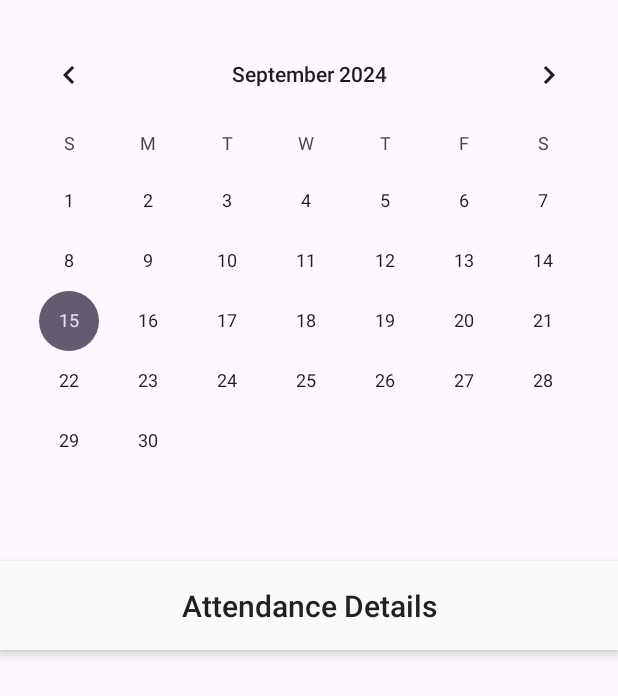
After one commit to itsme3030/Hostel-Management-App, an Android app: the FoodAttendance screen opened directly, with no data from a screen before it, on a phone screen of 412 x 824 dp. The commit adds this screen. Shown: the top 696 px of the screen. Run offline under Robolectric (Android 15) with nearby library versions, the light colour scheme and no system bars; our stand-ins replace Firebase (no records; nobody signed in at launch, a user with empty details on screens opened directly).

Commit message:
food schedule history of student from student side

```diff
--- a/app/src/main/AndroidManifest.xml
+++ b/app/src/main/AndroidManifest.xml
@@ -12,6 +12,9 @@
         android:supportsRtl="true"
         android:theme="@style/Theme.HostelHomes"
         tools:targetApi="31">
+        <activity
+            android:name=".FoodAttendance"
+            android:exported="false" />
         <activity
             android:name=".QrGenerate"
             android:exported="false" />
--- /dev/null
+++ b/app/src/main/java/com/example/hostelhomes/FoodAttendance.java
@@ -0,0 +1,81 @@
+package com.example.hostelhomes;
+
+import android.os.Bundle;
+import android.widget.CalendarView;
+import android.widget.TextView;
+import androidx.annotation.NonNull;
+import androidx.appcompat.app.AppCompatActivity;
+import com.google.firebase.database.DataSnapshot;
+import com.google.firebase.database.DatabaseError;
+import com.google.firebase.database.DatabaseReference;
+import com.google.firebase.database.FirebaseDatabase;
+import com.google.firebase.database.ValueEventListener;
+
+import java.text.SimpleDateFormat;
+import java.util.Calendar;
+import java.util.Locale;
+
+public class FoodAttendance extends AppCompatActivity {
+
+    private CalendarView calendarView;
+    private TextView attendanceDetails;
+    private DatabaseReference attendanceRef;
+
+    @Override
+    protected void onCreate(Bundle savedInstanceState) {
+        super.onCreate(savedInstanceState);
+        setContentView(R.layout.activity_food_attendance);
+
+        calendarView = findViewById(R.id.calendarView);
+        attendanceDetails = findViewById(R.id.attendanceDetails);
+
+        // Fetch the student ID passed via Intent
+        String studentID = getIntent().getStringExtra("ID");
+
+        // If no student ID is passed, handle it (for safety, fallback to a default value or show an error)
+        if (studentID == null) {
+            studentID = "defaultUser";  // Or handle with an error message
+        }
+
+        // Reference to the student's attendance data in Firebase
+        attendanceRef = FirebaseDatabase.getInstance().getReference("attendance").child(studentID);
+
+        // Set an OnDateChangeListener to fetch attendance for the selected date
+        calendarView.setOnDateChangeListener((view, year, month, dayOfMonth) -> {
+            fetchAttendanceDetails(year, month, dayOfMonth);
+        });
+    }
+
+    private void fetchAttendanceDetails(int year, int month, int dayOfMonth) {
+        SimpleDateFormat dateFormat = new SimpleDateFormat("MMM dd, yyyy", Locale.US);
+        Calendar calendar = Calendar.getInstance();
+        calendar.set(year, month, dayOfMonth);
+        String formattedDate = dateFormat.format(calendar.getTime());
+
+        attendanceRef.child(formattedDate).addListenerForSingleValueEvent(new ValueEventListener() {
+            @Override
+            public void onDataChange(@NonNull DataSnapshot snapshot) {
+                if (snapshot.exists()) {
+                    // Fetch the attendance details and check for null values
+                    String breakfast = snapshot.hasChild("Breakfast") ? snapshot.child("Breakfast").getValue(String.class) : "Absent";
+                    String lunch = snapshot.hasChild("Lunch") ? snapshot.child("Lunch").getValue(String.class) : "Absent";
+                    String dinner = snapshot.hasChild("Dinner") ? snapshot.child("Dinner").getValue(String.class) : "Absent";
+
+                    breakfast = breakfast == null ? "Absent" : breakfast;
+                    lunch = lunch == null ? "Absent" : lunch;
+                    dinner = dinner == null ? "Absent" : dinner;
+                    // Display attendance info in the TextView
+                    String attendanceInfo = "Breakfast: " + breakfast + "\nLunch: " + lunch + "\nDinner: " + dinner;
+                    attendanceDetails.setText(attendanceInfo);
+                } else {
+                    attendanceDetails.setText("No attendance data available for this day");
+                }
+            }
+
+            @Override
+            public void onCancelled(@NonNull DatabaseError error) {
+                // Handle Firebase errors here
+            }
+        });
+    }
+}
--- /dev/null
+++ b/app/src/main/res/layout/activity_food_attendance.xml
@@ -0,0 +1,36 @@
+<?xml version="1.0" encoding="utf-8"?>
+<androidx.constraintlayout.widget.ConstraintLayout xmlns:android="http://schemas.android.com/apk/res/android"
+    xmlns:tools="http://schemas.android.com/tools"
+    xmlns:app="http://schemas.android.com/apk/res-auto"
+    android:layout_width="match_parent"
+    android:layout_height="match_parent"
+    tools:context=".FoodAttendance">
+
+    <CalendarView
+    android:id="@+id/calendarView"
+    android:layout_width="match_parent"
+    android:layout_height="wrap_content"
+    android:layout_marginTop="16dp"
+    app:layout_constraintTop_toTopOf="parent"
+    app:layout_constraintStart_toStartOf="parent"
+    app:layout_constraintEnd_toEndOf="parent" />
+
+    <TextView
+        android:id="@+id/attendanceDetails"
+        android:layout_width="0dp"
+        android:layout_height="wrap_content"
+        android:text="Attendance Details"
+        android:textSize="20sp"
+        android:fontFamily="sans-serif-medium"
+        android:padding="16dp"
+        android:background="#FAFAFA"
+        android:elevation="4dp"
+        android:textColor="#212121"
+        android:textAlignment="center"
+        android:layout_marginTop="20dp"
+        app:layout_constraintTop_toBottomOf="@id/calendarView"
+        app:layout_constraintStart_toStartOf="parent"
+        app:layout_constraintEnd_toEndOf="parent"/>
+
+
+</androidx.constraintlayout.widget.ConstraintLayout>
```
Also changed, not shown: app/src/main/java/com/example/hostelhomes/HomeActivity.java (+5 -3 lines).
